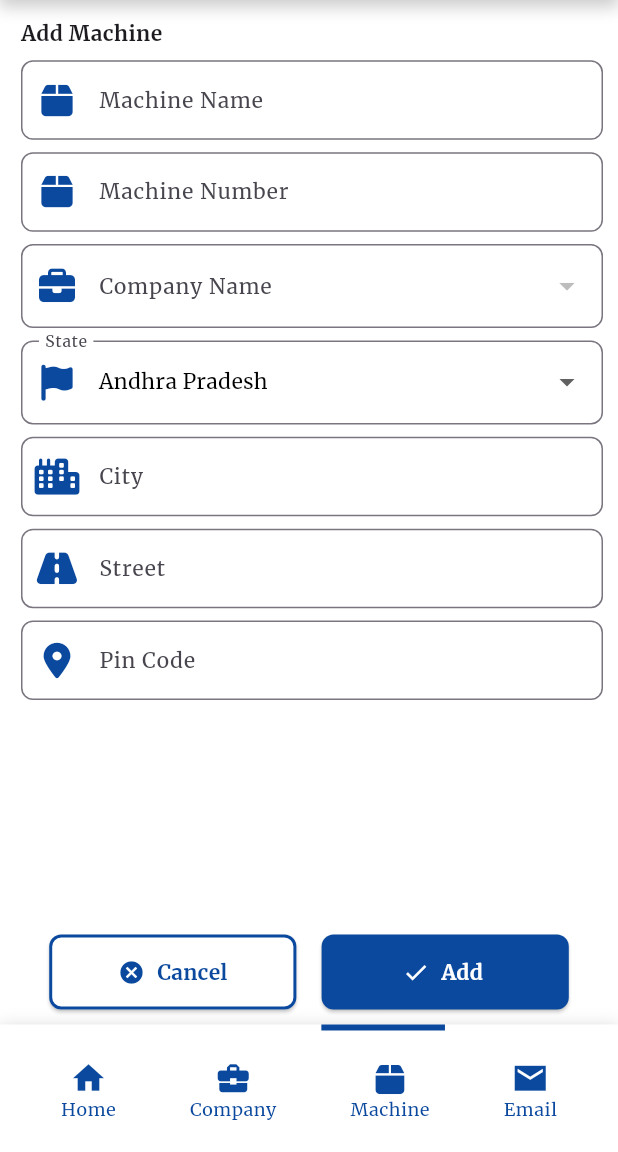
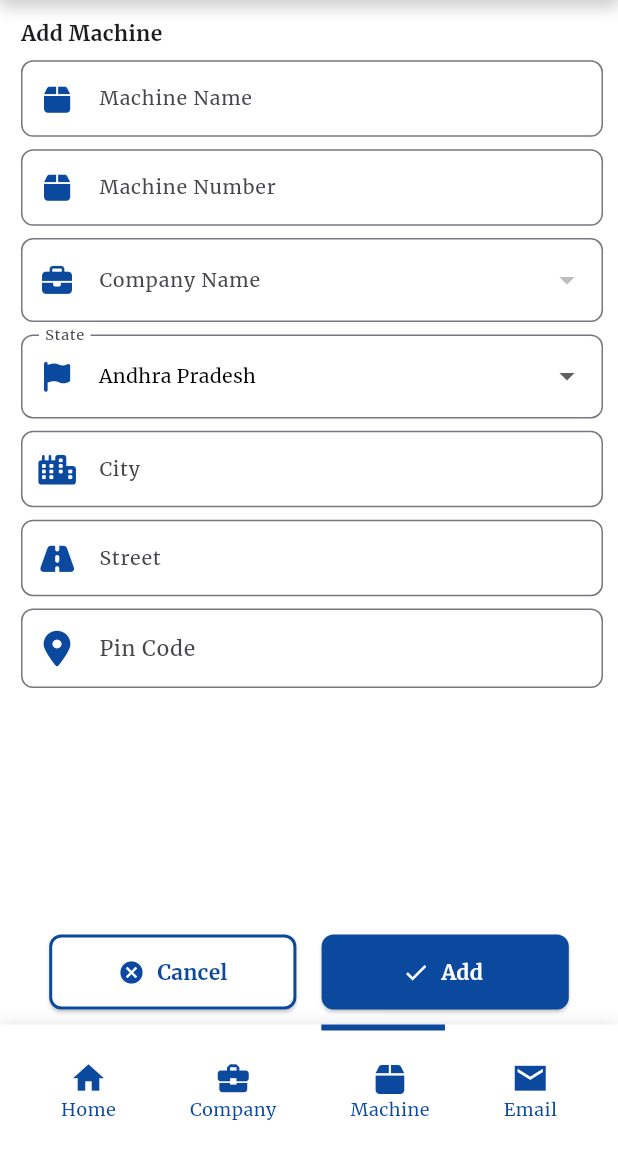
Before and after one commit to mindcodes10/bottle_crush_frontend, a Flutter app: the AddMachines screen opened directly, on a phone screen of 412 x 824 dp, the part 84-1236 px from its top. Run offline on Flutter 3.47's test engine with Material 3 defaults, Android fonts, the phone set to English and light mode, and no system bars; our stand-ins replace file_picker, flutter_native_splash, flutter_secure_storage, font_awesome_flutter, image_picker, permission_handler; missing offline and left inert: excel; accounts and stored records are empty; network calls fail.

Commit message:
94 - text within dropdowns is now handle by overflow property.

```diff
--- a/lib/screens/add_machines.dart
+++ b/lib/screens/add_machines.dart
@@ -501,8 +501,8 @@ class _AddMachinesState extends State<AddMachines> {
 
     bool isTablet = screenWidth > 600;
 
-    double fontSize = isTablet ? 20 : 14;
-    double iconSize = isTablet ? 30 : 24;
+    double fontSize = isTablet ? 18 : 13;
+    double iconSize = isTablet ? 30 : 20;
     double fieldHeight = isTablet ? 70 : 50;
     return TextFormField(
       controller: controller,
@@ -529,7 +529,7 @@ class _AddMachinesState extends State<AddMachines> {
     required String labelText,
     required IconData icon,
     required List<String> items,
-    required String? value, // Change to nullable String
+    required String? value,
     required ValueChanged<String?> onChanged,
     required double screenWidth,
   }) {
@@ -537,24 +537,30 @@ class _AddMachinesState extends State<AddMachines> {
 
     bool isTablet = screenWidth > 600;
 
-    double fontSize = isTablet ? 18 : 14;
-    double iconSize = isTablet ? 30 : 24;
+    double fontSize = isTablet ? 18 : 13;
+    double iconSize = isTablet ? 30 : 20;
     double fieldHeight = isTablet ? 70 : 50;
 
     return Container(
-      color: AppTheme.backgroundWhite, // Set the background color
-      //padding: const EdgeInsets.all(8.0), // Optional: Padding for spacing
+      color: AppTheme.backgroundWhite,
+      child: Row(
+        children: [
+          Expanded(
             child: DropdownButtonFormField<String>(
+              isExpanded: true, // Allow the dropdown to expand
               value: value ?? (items.isNotEmpty ? items[0] : null),
               items: items
                   .map<DropdownMenuItem<String>>(
-              (String value) => DropdownMenuItem<String>(
-            value: value,
+                    (String item) => DropdownMenuItem<String>(
+                  value: item,
+                  child: Container(
+                    constraints: BoxConstraints(maxWidth: screenWidth * 0.8), // Set a max width
                     child: Text(
-              value,
+                      item, // Show full text in dropdown
                       style: TextStyle(
                         fontSize: fontSize,
                         color: AppTheme.textBlack,
+                      ),
                     ),
                   ),
                 ),
@@ -573,6 +579,25 @@ class _AddMachinesState extends State<AddMachines> {
                   borderRadius: BorderRadius.circular(8.0),
                 ),
               ),
+              // Use a custom widget for the selected item
+              selectedItemBuilder: (BuildContext context) {
+                return items.map<Widget>((String item) {
+                  return Container(
+                    constraints: BoxConstraints(maxWidth: screenWidth * 0.8), // Set a max width
+                    child: Text(
+                      item,
+                      style: TextStyle(
+                        fontSize: fontSize,
+                        color: AppTheme.textBlack,
+                        overflow: TextOverflow.ellipsis, // Truncate selected value
+                      ),
+                    ),
+                  );
+                }).toList();
+              },
+            ),
+          ),
+        ],
       ),
     );
   }
--- a/lib/screens/business_dashboard.dart
+++ b/lib/screens/business_dashboard.dart
@@ -63,16 +63,10 @@ class _BusinessDashboardState extends State<BusinessDashboard> {
       setState(() {
         totalBottleCount = stats['total_count']?.toInt() ?? 0;
         totalBottleWeight = stats['total_weight']?.toDouble() ?? 0.0;
-
-        debugPrint('Total Bottle Count : $totalBottleCount');
-        debugPrint('Total Bottle Weight : $totalBottleWeight');
       });
     } catch (e) {
       debugPrint('Error fetching dashboard data: $e');
-      // Handle error (e.g., show a snack  bar or a message)
-      ScaffoldMessenger.of(context).showSnackBar(
-        const SnackBar(content: Text('No data found')),
-      );
+
     }
   }
 
--- a/lib/screens/dashboard.dart
+++ b/lib/screens/dashboard.dart
@@ -64,11 +64,6 @@ class _DashboardState extends State<Dashboard> {
         totalMachineCount = machineCount;
         totalBottleCount = bottleStats['total_count'].toInt(); // Ensure the count is an integer
         totalBottleWeight = bottleStats['total_weight'];
-
-        debugPrint('Total Business Count : $totalBusinessCount');
-        debugPrint('Total Machine Weight : $totalMachineCount');
-        debugPrint('Total Bottle Count : $totalBottleCount');
-        debugPrint('Total Bottle Weight : $totalBottleWeight');
       });
     } catch (e) {
       debugPrint('Error fetching dashboard data: $e');
```
Lines whose indentation alone changed are shown as unchanged.
